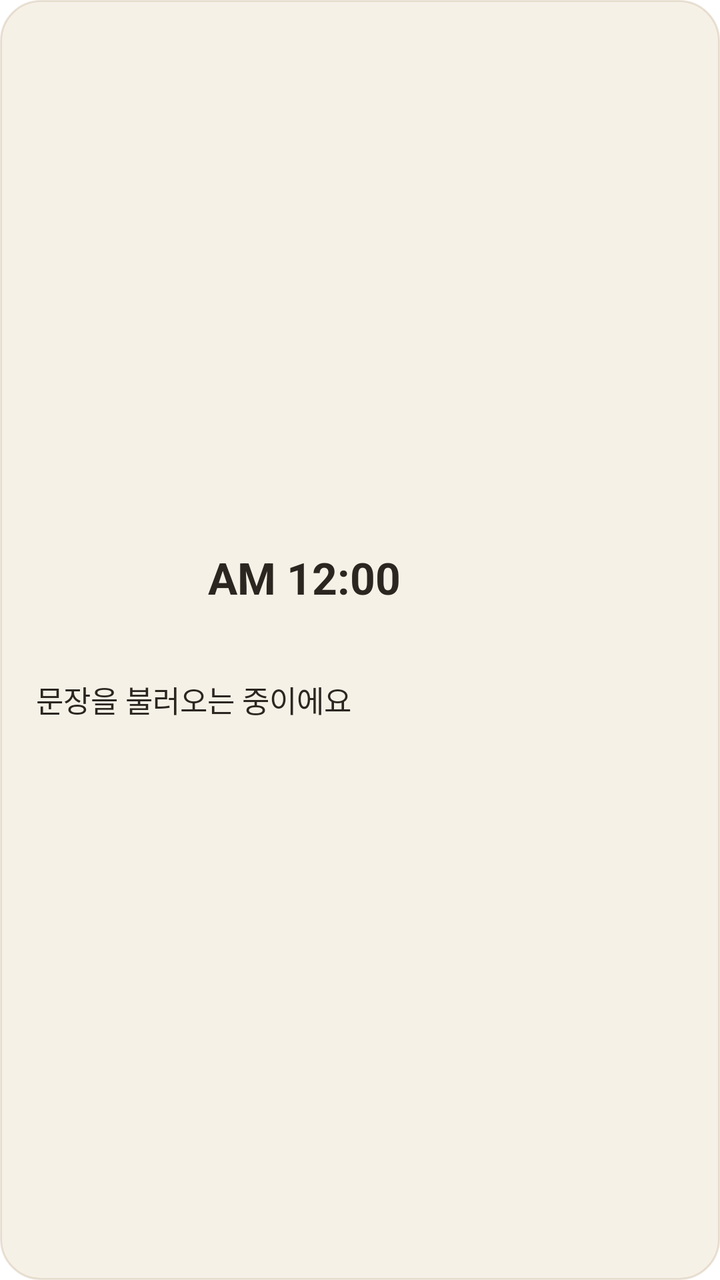
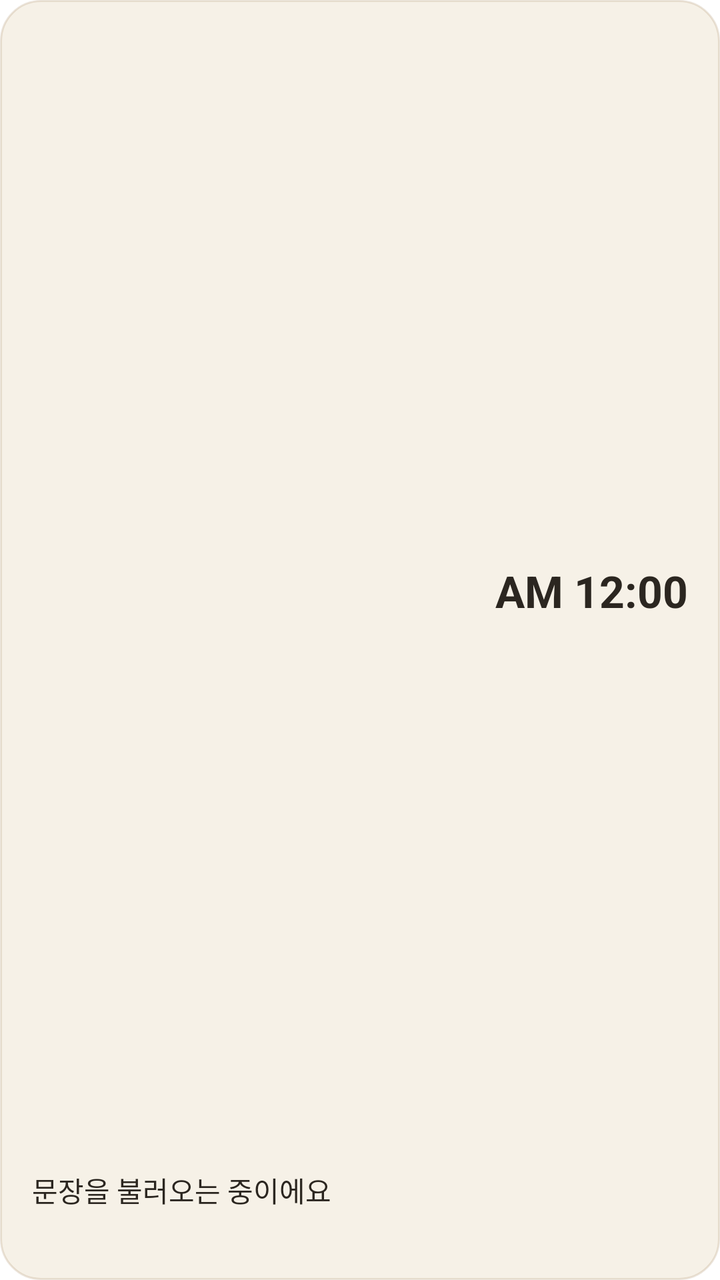

The first picture is an Android layout as it rendered before a commit; the second is the same layout after the commit. The layout source and the unified diff follow.
<!-- AndroidManifest.xml: fallback theme Theme.MaterialComponents.DayNight.NoActionBar -->
<!-- res/layout/widget_large.xml -->
<?xml version="1.0" encoding="utf-8"?>
<LinearLayout xmlns:android="http://schemas.android.com/apk/res/android"
    android:id="@+id/widget_root"
    android:layout_width="match_parent"
    android:layout_height="match_parent"
    android:orientation="vertical"
    android:gravity="center_vertical"
    android:background="@drawable/widget_background"
    android:padding="18dp">

    <LinearLayout
        android:layout_width="match_parent"
        android:layout_height="wrap_content"
        android:orientation="horizontal"
        android:gravity="center_vertical">

        <ImageView
            android:id="@+id/widget_clock_image"
            android:layout_width="72dp"
            android:layout_height="72dp"
            android:contentDescription="@null" />

        <TextClock
            android:id="@+id/widget_clock_text"
            android:layout_width="wrap_content"
            android:layout_height="wrap_content"
            android:layout_marginStart="14dp"
            android:format12Hour="a h:mm"
            android:format24Hour="a h:mm"
            android:textSize="22sp"
            android:textStyle="bold"
            android:textColor="#2B2620" />

    </LinearLayout>

    <TextView
        android:id="@+id/widget_quote"
        android:layout_width="match_parent"
        android:layout_height="wrap_content"
        android:layout_marginTop="14dp"
        android:text="문장을 불러오는 중이에요"
        android:textSize="15sp"
        android:textColor="#2B2620"
        android:maxLines="4"
        android:ellipsize="end" />

    <TextView
        android:id="@+id/widget_attribution"
        android:layout_width="match_parent"
        android:layout_height="wrap_content"
        android:layout_marginTop="10dp"
        android:text=""
        android:textSize="12sp"
        android:textColor="#8A6438"
        android:maxLines="1"
        android:ellipsize="end" />

</LinearLayout>
<!-- resources referenced by this layout -->
<resources>
  <!-- drawable widget_background (drawable) -->
  <?xml version="1.0" encoding="utf-8"?>
  <shape xmlns:android="http://schemas.android.com/apk/res/android">
      <solid android:color="#F6F1E7" />
      <stroke android:width="1dp" android:color="#339C7A4A" />
      <corners android:radius="20dp" />
  </shape>
</resources>

<!-- the commit's change to res/layout/widget_large.xml (unified diff, before → after) -->
@@ -4,27 +4,30 @@
     android:layout_width="match_parent"
     android:layout_height="match_parent"
     android:orientation="vertical"
-    android:gravity="center_vertical"
     android:background="@drawable/widget_background"
-    android:padding="18dp">
+    android:padding="16dp">
 
+    
     <LinearLayout
         android:layout_width="match_parent"
-        android:layout_height="wrap_content"
+        android:layout_height="0dp"
+        android:layout_weight="1"
         android:orientation="horizontal"
         android:gravity="center_vertical">
 
         <ImageView
             android:id="@+id/widget_clock_image"
-            android:layout_width="72dp"
-            android:layout_height="72dp"
+            android:layout_width="0dp"
+            android:layout_height="match_parent"
+            android:layout_weight="1"
+            android:scaleType="fitCenter"
             android:contentDescription="@null" />
 
         <TextClock
             android:id="@+id/widget_clock_text"
             android:layout_width="wrap_content"
             android:layout_height="wrap_content"
-            android:layout_marginStart="14dp"
+            android:layout_marginStart="16dp"
             android:format12Hour="a h:mm"
             android:format24Hour="a h:mm"
             android:textSize="22sp"
@@ -37,20 +40,20 @@
         android:id="@+id/widget_quote"
         android:layout_width="match_parent"
         android:layout_height="wrap_content"
-        android:layout_marginTop="14dp"
+        android:layout_marginTop="10dp"
         android:text="문장을 불러오는 중이에요"
-        android:textSize="15sp"
+        android:textSize="14sp"
         android:textColor="#2B2620"
-        android:maxLines="4"
+        android:maxLines="2"
         android:ellipsize="end" />
 
     <TextView
         android:id="@+id/widget_attribution"
         android:layout_width="match_parent"
         android:layout_height="wrap_content"
-        android:layout_marginTop="10dp"
+        android:layout_marginTop="4dp"
         android:text=""
-        android:textSize="12sp"
+        android:textSize="11sp"
         android:textColor="#8A6438"
         android:maxLines="1"
         android:ellipsize="end" />
